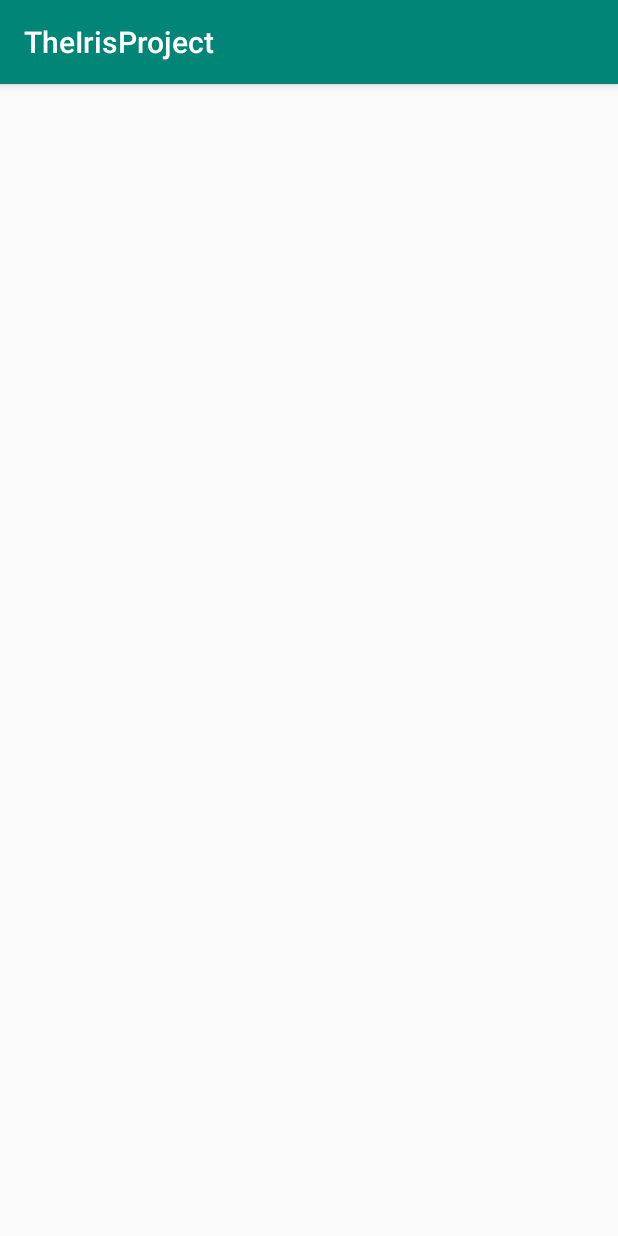
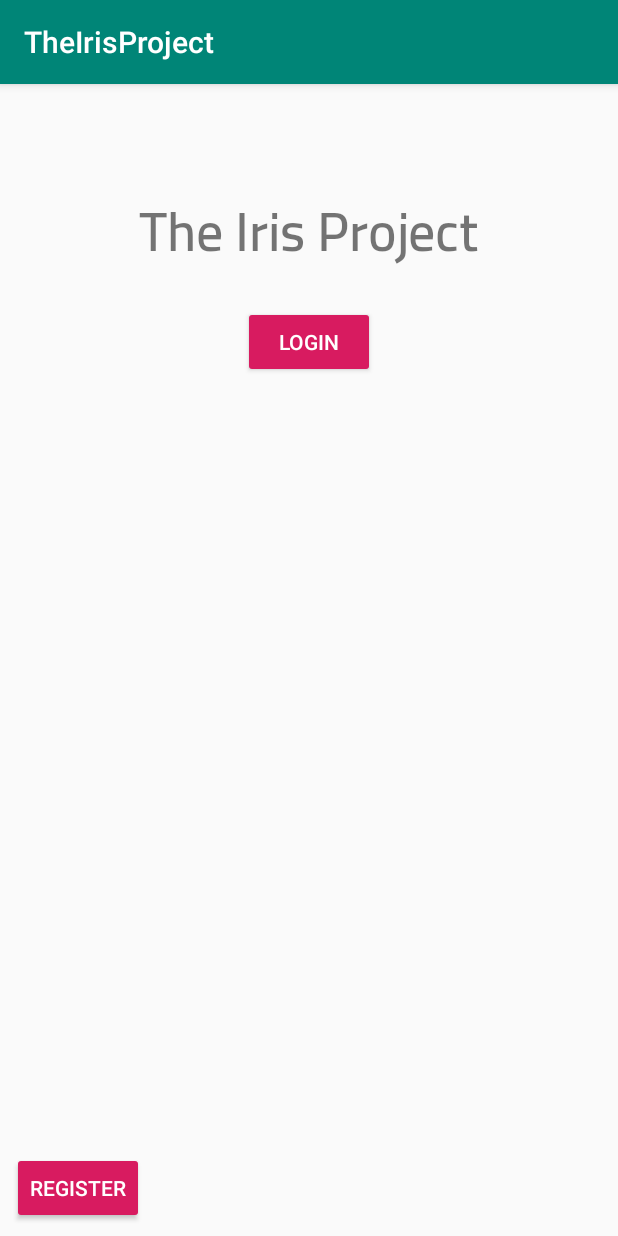
Before and after one commit to CMPUT301F18T07/TheIrisProject, an Android app: the screen it shows after launch (MainActivity before the commit, LoginActivity after it), on a phone screen of 412 x 824 dp. Run offline under Robolectric (Android 15) with nearby library versions, the phone set to English and light mode, and no system bars.

Commit message:
Remove MainActivity, update LoginActivity layout

```diff
--- a/app/src/main/AndroidManifest.xml
+++ b/app/src/main/AndroidManifest.xml
@@ -9,14 +9,13 @@
         android:roundIcon="@mipmap/ic_launcher_round"
         android:supportsRtl="true"
         android:theme="@style/AppTheme">
-        <activity android:name=".MainActivity">
+        <activity android:name=".LoginActivity">
             <intent-filter>
                 <action android:name="android.intent.action.MAIN" />
 
                 <category android:name="android.intent.category.LAUNCHER" />
             </intent-filter>
         </activity>
-        <activity android:name=".LoginActivity" />
         <activity android:name=".RegisterActivity"></activity>
     </application>
 
--- a/app/src/main/java/com/team7/cmput301/android/theirisproject/MainActivity.java
+++ /dev/null
@@ -1,13 +0,0 @@
-package com.team7.cmput301.android.theirisproject;
-
-import android.support.v7.app.AppCompatActivity;
-import android.os.Bundle;
-
-public class MainActivity extends AppCompatActivity {
-
-    @Override
-    protected void onCreate(Bundle savedInstanceState) {
-        super.onCreate(savedInstanceState);
-        setContentView(R.layout.activity_main);
-    }
-}
--- a/app/src/main/res/layout/activity_login.xml
+++ b/app/src/main/res/layout/activity_login.xml
@@ -7,10 +7,38 @@
     tools:context=".LoginActivity">
 
     <TextView
-        android:id="@+id/textView"
+        android:id="@+id/title_text_view"
         android:layout_width="wrap_content"
         android:layout_height="wrap_content"
-        android:text="TextView"
-        tools:layout_editor_absoluteX="134dp"
-        tools:layout_editor_absoluteY="83dp" />
+        android:layout_marginStart="8dp"
+        android:layout_marginTop="64dp"
+        android:layout_marginEnd="8dp"
+        android:fontFamily="@font/cairo_semibold"
+        android:text="@string/main_title"
+        android:textSize="36sp"
+        app:layout_constraintEnd_toEndOf="parent"
+        app:layout_constraintStart_toStartOf="parent"
+        app:layout_constraintTop_toTopOf="parent" />
+
+    <Button
+        android:id="@+id/button3"
+        style="@style/Widget.AppCompat.Button.Colored"
+        android:layout_width="wrap_content"
+        android:layout_height="wrap_content"
+        android:layout_marginTop="16dp"
+        android:text="@string/login_button"
+        app:layout_constraintEnd_toEndOf="parent"
+        app:layout_constraintStart_toStartOf="parent"
+        app:layout_constraintTop_toBottomOf="@+id/title_text_view" />
+
+    <Button
+        android:id="@+id/button4"
+        style="@style/Widget.AppCompat.Button.Colored"
+        android:layout_width="wrap_content"
+        android:layout_height="wrap_content"
+        android:layout_marginStart="8dp"
+        android:layout_marginBottom="8dp"
+        android:text="@string/register_button"
+        app:layout_constraintBottom_toBottomOf="parent"
+        app:layout_constraintStart_toStartOf="parent" />
 </android.support.constraint.ConstraintLayout>
--- a/app/src/main/res/layout/activity_main.xml
+++ /dev/null
@@ -1,9 +0,0 @@
-<?xml version="1.0" encoding="utf-8"?>
-<android.support.constraint.ConstraintLayout xmlns:android="http://schemas.android.com/apk/res/android"
-    xmlns:app="http://schemas.android.com/apk/res-auto"
-    xmlns:tools="http://schemas.android.com/tools"
-    android:layout_width="match_parent"
-    android:layout_height="match_parent"
-    tools:context=".MainActivity">
-
-</android.support.constraint.ConstraintLayout>
--- a/app/src/main/res/values/strings.xml
+++ b/app/src/main/res/values/strings.xml
@@ -4,7 +4,7 @@
     <!--Main screen strings-->
     <string name="main_title">The Iris Project</string>
     <string name="login_button">Login</string>
-    <string name="create_profile_button">Create Profile</string>
+    <string name="register_button">Register</string>
 
     <!-- Register screen strings -->
     <string name="username_title">Username</string>
```
Also changed, not shown: app/src/main/res/font/cairo_semibold.ttf (added).
